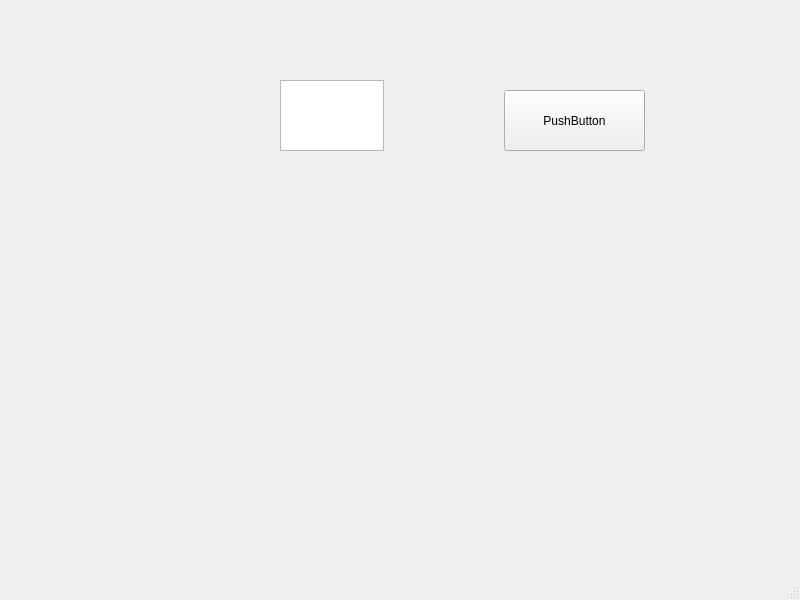
Nathan-Btg/Zork-CS-4076, file Zork-Project/mainwindow.ui: the form before one commit.
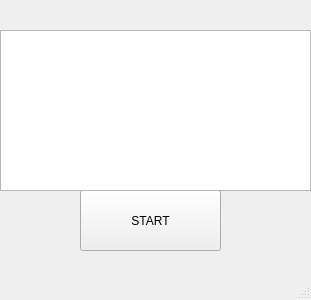
The form after the commit.

What changed in the file:
```diff
--- a/Zork-Project/mainwindow.ui
+++ b/Zork-Project/mainwindow.ui
@@ -6,8 +6,8 @@
    <rect>
     <x>0</x>
     <y>0</y>
-    <width>800</width>
-    <height>600</height>
+    <width>311</width>
+    <height>300</height>
    </rect>
   </property>
   <property name="windowTitle">
@@ -17,23 +17,23 @@
    <widget class="QPushButton" name="pushButton">
     <property name="geometry">
      <rect>
-      <x>504</x>
-      <y>90</y>
+      <x>80</x>
+      <y>190</y>
       <width>141</width>
       <height>61</height>
      </rect>
     </property>
     <property name="text">
-     <string>PushButton</string>
+     <string>START</string>
     </property>
    </widget>
    <widget class="QTextEdit" name="textEdit">
     <property name="geometry">
      <rect>
-      <x>280</x>
-      <y>80</y>
-      <width>104</width>
-      <height>71</height>
+      <x>0</x>
+      <y>30</y>
+      <width>311</width>
+      <height>161</height>
      </rect>
     </property>
    </widget>
```
Left out of the diff: 2 changed lines with no effect on the pictures.
